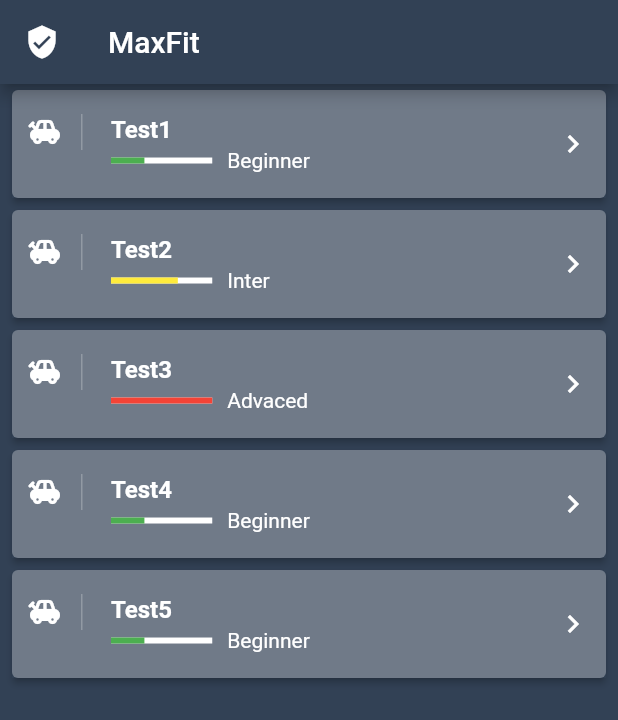
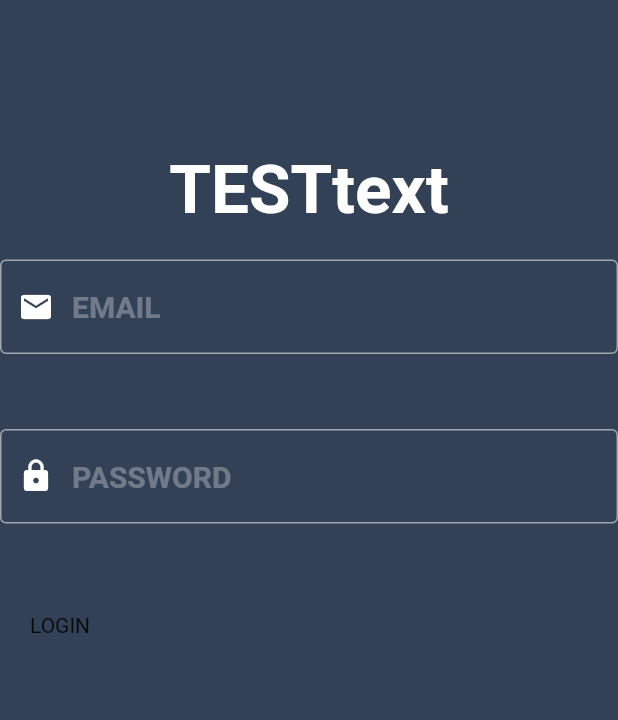
Before and after one commit to OstapKlin/flutter-app, a Flutter app: the screen it shows after launch, on a phone screen of 412 x 824 dp. Shown: the top 720 px of the screen. Run offline on Flutter 3.47's test engine with Material 2 defaults, Android fonts, the phone set to English and light mode, and no system bars.

Commit message:
creating authorization page

```diff
--- a/lib/main.dart
+++ b/lib/main.dart
@@ -1,3 +1,5 @@
+import 'package:aoaoaoaoao/screens/auth.dart';
+import 'package:aoaoaoaoao/screens/home.dart';
 import 'package:flutter/material.dart';
 import 'package:flutter/rendering.dart';
 import 'domain/list.dart';
@@ -14,104 +16,7 @@ class MyApp extends StatelessWidget{
         primaryColor: Color.fromRGBO(50, 65, 85, 1),
         textTheme: TextTheme(title: TextStyle(color: Colors.white))
       ), //Theme
-      home: HomePage()
+      home: AuthPage()
     );
   }
 }
-
-class HomePage extends StatelessWidget {
-  const HomePage({Key key}) : super(key: key);
-
-  @override
-  Widget build(BuildContext context) {
-    return Container(
-      child: Scaffold(
-        backgroundColor: Theme.of(context).primaryColor,
-        appBar: AppBar(title: Text('MaxFit'), leading: Icon(Icons.verified_user),),
-        body: WorkoutList(),
-           ), // Scaffold
-    ); // Container
-  }
-}
-
-class WorkoutList extends StatelessWidget {
-
-final workouts = <Workout>[
-  Workout(title:'Test1', author: 'Max2', description: 'Test Workout', level: 'Beginner'),
-  Workout(title:'Test2', author: 'Max3', description: 'Test Workout', level: 'Inter'),
-  Workout(title:'Test3', author: 'Max4', description: 'Test Workout', level: 'Advaced'),
-  Workout(title:'Test4', author: 'Max5', description: 'Test Workout', level: 'Beginner'),
-  Workout(title:'Test5', author: 'Max6', description: 'Test Workout', level: 'Beginner'),
-];
-  @override
-  Widget build(BuildContext context) {
-    return Container(
-      child: Container(
-        child: ListView.builder(
-          itemCount: workouts.length,
-          itemBuilder: (context, i){
-            return Card(
-              elevation: 2.0,
-              margin: EdgeInsets.symmetric(horizontal: 8, vertical:4),
-              child: Container(
-                decoration: BoxDecoration(color: Color.fromRGBO(50, 65, 85, 0.7)),
-                child: ListTile(
-                  contentPadding: EdgeInsets.symmetric(horizontal:10),
-                  leading: Container(
-                    padding: EdgeInsets.only(right: 12),
-                    child: Icon(Icons.toys, color: Theme.of(context).textTheme.title.color),
-                    decoration: BoxDecoration(
-                      border: Border(right: BorderSide(width: 1, color: Colors.white24))
-                    ),
-                  ),
-                  title: Text(workouts[i].title, style: TextStyle(color: Theme.of(context).textTheme.title.color, fontWeight: FontWeight.bold)),
-                  trailing: Icon(Icons.keyboard_arrow_right, color: Theme.of(context).textTheme.title.color),
-                  subtitle: subtitle(context, workouts[i]),
-                ),
-              ),
-
-            );
-          }
-          ),
-      ),
-    );
-  }
-}
-
-Widget subtitle( BuildContext context, Workout workout){
-  var color = Colors.grey;
-  double indicatorLevel = 0;
-
-  switch(workout.level){
-  case 'Beginner':
-    color = Colors.green;
-    indicatorLevel = 0.33;
-    break;
- case 'Inter':
-    color = Colors.yellow;
-    indicatorLevel = 0.66;
-    break;
-case 'Advaced':
-    color = Colors.red;
-    indicatorLevel = 1;
-    break;
-  } // difficulty
-
-  return Row(
-    children: <Widget>[
-      Expanded(
-        flex: 1,
-        child: LinearProgressIndicator(
-          backgroundColor: Theme.of(context).textTheme.title.color,
-          value: indicatorLevel,
-          valueColor: AlwaysStoppedAnimation(color)
-        )
-      ),
-      SizedBox(width:10),
-      Expanded(
-        flex:3,
-        child:Text(workout.level, style: TextStyle(color: Theme.of(context).textTheme.title.color))
-      )
-    ],
-  );
-}
--- /dev/null
+++ b/lib/screens/auth.dart
@@ -0,0 +1,95 @@
+import 'package:flutter/material.dart';
+
+class AuthPage extends StatefulWidget {
+  AuthPage({Key key}) : super(key: key);
+
+  @override
+  _AuthPageState createState() => _AuthPageState();
+}
+
+class _AuthPageState extends State<AuthPage> {
+ TextEditingController _emailController = TextEditingController();
+ TextEditingController _passwordController = TextEditingController();
+
+
+@override
+Widget build(BuildContext context) {
+
+  Widget _logo(){
+   return Padding(
+    padding: EdgeInsets.only(top:100),
+    child: Container(
+      child: Align(
+        child: Text('TESTtext', style: TextStyle(fontSize: 45, fontWeight: FontWeight.bold, color: Colors.white)
+        )
+      )
+      )
+   );
+  }
+
+Widget _input(Icon icon, String hint, TextEditingController controller, bool obscure){
+  return Container(
+    padding: EdgeInsets.only(bottom: 20, top:10),
+    child: TextField(
+      controller: controller,
+      style: TextStyle(fontSize:20, color: Colors.white),
+      decoration: InputDecoration(
+        hintStyle: TextStyle(fontWeight: FontWeight.bold, fontSize: 20, color: Colors.white30),
+        hintText: hint,
+        focusedBorder: OutlineInputBorder(
+          borderSide: BorderSide(color: Colors.white, width: 3)
+        ),
+        enabledBorder: OutlineInputBorder(
+          borderSide: BorderSide(color: Colors.white54, width: 1)
+        ),
+        prefixIcon: Padding(
+          padding: EdgeInsets.only(left: 10, right: 10),
+          child: IconTheme(
+            data: IconThemeData(color: Colors.white),
+            child: icon
+          )
+        )
+      ),
+    ),
+  );
+}
+
+  @override
+  Widget _form(String label, void func()) {
+    return Container(
+      child: Column(
+        children: <Widget>[
+          Padding(
+            padding: EdgeInsets.only(bottom: 20, top:10),
+            child: _input(Icon(Icons.email), "EMAIL", _emailController, false)
+          ),
+           Padding(
+            padding: EdgeInsets.only(bottom: 20),
+            child: _input(Icon(Icons.lock), "PASSWORD", _passwordController, true)
+          ),
+          SizedBox(height: 20,),
+          Padding(
+            padding: EdgeInsets.only(left: 20, right: 20),
+            child: Container(
+              height: 50,
+              width: MediaQuery.of(context).size.width,
+              child: Text(label)
+            )
+          )
+        ],
+      ),
+    );
+  }
+
+    return Scaffold(
+      backgroundColor: Theme.of(context).primaryColor,
+      body: Column(
+        children: <Widget>[
+          _logo(),
+          _form('LOGIN', (){}),
+        ],
+      )
+    );
+
+ }
+}
--- /dev/null
+++ b/lib/screens/home.dart
@@ -0,0 +1,99 @@
+import 'package:aoaoaoaoao/domain/list.dart';
+import 'package:flutter/material.dart';
+
+class HomePage extends StatelessWidget {
+  const HomePage({Key key}) : super(key: key);
+
+  @override
+  Widget build(BuildContext context) {
+    return Container(
+      child: Scaffold(
+        backgroundColor: Theme.of(context).primaryColor,
+        appBar: AppBar(title: Text('MaxFit'), leading: Icon(Icons.verified_user),),
+        body: WorkoutList(),
+           ), // Scaffold
+    ); // Container
+  }
+}
+
+class WorkoutList extends StatelessWidget {
+
+final workouts = <Workout>[
+  Workout(title:'Test1', author: 'Max2', description: 'Test Workout', level: 'Beginner'),
+  Workout(title:'Test2', author: 'Max3', description: 'Test Workout', level: 'Inter'),
+  Workout(title:'Test3', author: 'Max4', description: 'Test Workout', level: 'Advaced'),
+  Workout(title:'Test4', author: 'Max5', description: 'Test Workout', level: 'Beginner'),
+  Workout(title:'Test5', author: 'Max6', description: 'Test Workout', level: 'Beginner'),
+];
+  @override
+  Widget build(BuildContext context) {
+    return Container(
+      child: Container(
+        child: ListView.builder(
+          itemCount: workouts.length,
+          itemBuilder: (context, i){
+            return Card(
+              elevation: 2.0,
+              margin: EdgeInsets.symmetric(horizontal: 8, vertical:4),
+              child: Container(
+                decoration: BoxDecoration(color: Color.fromRGBO(50, 65, 85, 0.7)),
+                child: ListTile(
+                  contentPadding: EdgeInsets.symmetric(horizontal:10),
+                  leading: Container(
+                    padding: EdgeInsets.only(right: 12),
+                    child: Icon(Icons.toys, color: Theme.of(context).textTheme.title.color),
+                    decoration: BoxDecoration(
+                      border: Border(right: BorderSide(width: 1, color: Colors.white24))
+                    ),
+                  ),
+                  title: Text(workouts[i].title, style: TextStyle(color: Theme.of(context).textTheme.title.color, fontWeight: FontWeight.bold)),
+                  trailing: Icon(Icons.keyboard_arrow_right, color: Theme.of(context).textTheme.title.color),
+                  subtitle: subtitle(context, workouts[i]),
+                ),
+              ),
+
+            );
+          }
+          ),
+      ),
+    );
+  }
+}
+
+Widget subtitle( BuildContext context, Workout workout){
+  var color = Colors.grey;
+  double indicatorLevel = 0;
+
+  switch(workout.level){
+  case 'Beginner':
+    color = Colors.green;
+    indicatorLevel = 0.33;
+    break;
+ case 'Inter':
+    color = Colors.yellow;
+    indicatorLevel = 0.66;
+    break;
+case 'Advaced':
+    color = Colors.red;
+    indicatorLevel = 1;
+    break;
+  } // difficulty
+
+  return Row(
+    children: <Widget>[
+      Expanded(
+        flex: 1,
+        child: LinearProgressIndicator(
+          backgroundColor: Theme.of(context).textTheme.title.color,
+          value: indicatorLevel,
+          valueColor: AlwaysStoppedAnimation(color)
+        )
+      ),
+      SizedBox(width:10),
+      Expanded(
+        flex:3,
+        child:Text(workout.level, style: TextStyle(color: Theme.of(context).textTheme.title.color))
+      )
+    ],
+  );
+}
```
